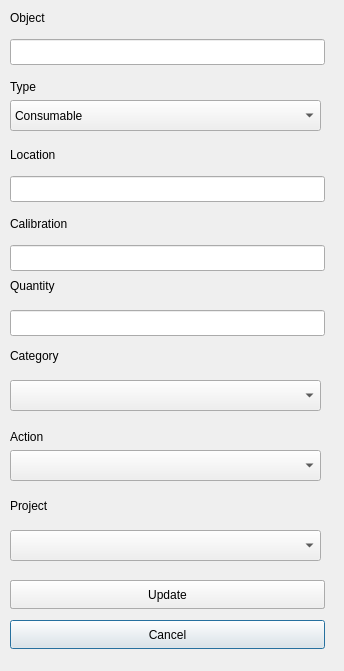
First picture: the form in artifacts/Data_insertion.ui, repository KarimMAJDOUB/GCInO-EM, before the edit.
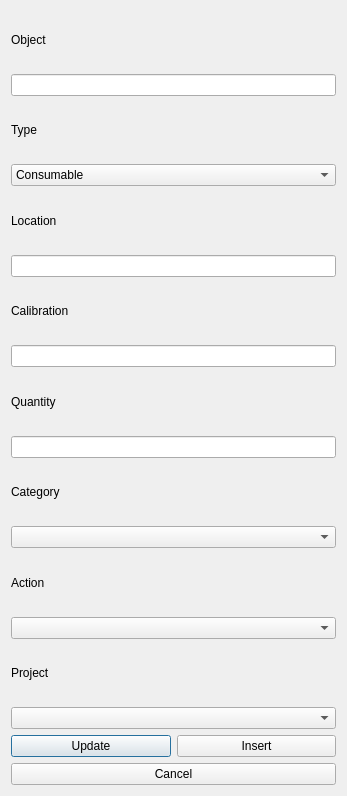
Second picture: the form after the edit.

Commit message:
Layout auto
layout auto in qt designer

Patch:
```diff
--- a/artifacts/Data_insertion.ui
+++ b/artifacts/Data_insertion.ui
@@ -6,104 +6,33 @@
    <rect>
     <x>0</x>
     <y>0</y>
-    <width>344</width>
-    <height>671</height>
+    <width>347</width>
+    <height>796</height>
    </rect>
   </property>
   <property name="windowTitle">
    <string>Dialog</string>
   </property>
+  <layout class="QGridLayout" name="gridLayout">
+   <item row="0" column="0" colspan="2">
   <widget class="QLabel" name="label">
-   <property name="geometry">
-    <rect>
-     <x>10</x>
-     <y>2</y>
-     <width>315</width>
-     <height>31</height>
-    </rect>
-   </property>
    <property name="text">
     <string>Object</string>
    </property>
   </widget>
+   </item>
+   <item row="1" column="0" colspan="2">
+    <widget class="QLineEdit" name="objectText"/>
+   </item>
+   <item row="2" column="0" colspan="2">
   <widget class="QLabel" name="label_2">
-   <property name="geometry">
-    <rect>
-     <x>10</x>
-     <y>71</y>
-     <width>315</width>
-     <height>31</height>
-    </rect>
-   </property>
    <property name="text">
     <string>Type</string>
    </property>
   </widget>
-  <widget class="QLineEdit" name="calibrationText">
-   <property name="geometry">
-    <rect>
-     <x>10</x>
-     <y>245</y>
-     <width>315</width>
-     <height>26</height>
-    </rect>
-   </property>
-  </widget>
-  <widget class="QLineEdit" name="locationText">
-   <property name="geometry">
-    <rect>
-     <x>10</x>
-     <y>176</y>
-     <width>315</width>
-     <height>26</height>
-    </rect>
-   </property>
-  </widget>
-  <widget class="QLabel" name="label_5">
-   <property name="geometry">
-    <rect>
-     <x>10</x>
-     <y>208</y>
-     <width>315</width>
-     <height>31</height>
-    </rect>
-   </property>
-   <property name="text">
-    <string>Calibration</string>
-   </property>
-  </widget>
-  <widget class="QLineEdit" name="objectText">
-   <property name="geometry">
-    <rect>
-     <x>10</x>
-     <y>39</y>
-     <width>315</width>
-     <height>26</height>
-    </rect>
-   </property>
-  </widget>
-  <widget class="QLabel" name="label_3">
-   <property name="geometry">
-    <rect>
-     <x>10</x>
-     <y>140</y>
-     <width>315</width>
-     <height>30</height>
-    </rect>
-   </property>
-   <property name="text">
-    <string>Location</string>
-   </property>
-  </widget>
+   </item>
+   <item row="3" column="0" colspan="2">
   <widget class="QComboBox" name="TypeBox">
-   <property name="geometry">
-    <rect>
-     <x>10</x>
-     <y>100</y>
-     <width>311</width>
-     <height>31</height>
-    </rect>
-   </property>
    <item>
     <property name="text">
      <string>Consumable</string>
@@ -115,142 +44,72 @@
     </property>
    </item>
   </widget>
+   </item>
+   <item row="4" column="0" colspan="2">
+    <widget class="QLabel" name="label_3">
+     <property name="text">
+      <string>Location</string>
+     </property>
+    </widget>
+   </item>
+   <item row="5" column="0" colspan="2">
+    <widget class="QLineEdit" name="locationText"/>
+   </item>
+   <item row="6" column="0" colspan="2">
+    <widget class="QLabel" name="label_5">
+     <property name="text">
+      <string>Calibration</string>
+     </property>
+    </widget>
+   </item>
+   <item row="7" column="0" colspan="2">
+    <widget class="QLineEdit" name="calibrationText"/>
+   </item>
+   <item row="8" column="0" colspan="2">
   <widget class="QLabel" name="label_6">
-   <property name="geometry">
-    <rect>
-     <x>10</x>
-     <y>270</y>
-     <width>315</width>
-     <height>31</height>
-    </rect>
-   </property>
    <property name="text">
     <string>Quantity</string>
    </property>
   </widget>
-  <widget class="QLineEdit" name="quantityText">
-   <property name="geometry">
-    <rect>
-     <x>10</x>
-     <y>310</y>
-     <width>315</width>
-     <height>26</height>
-    </rect>
-   </property>
-  </widget>
-  <widget class="QLabel" name="label_4">
-   <property name="geometry">
-    <rect>
-     <x>10</x>
-     <y>490</y>
-     <width>315</width>
-     <height>31</height>
-    </rect>
-   </property>
-   <property name="text">
-    <string>Project</string>
-   </property>
-  </widget>
-  <widget class="QComboBox" name="projectBox">
-   <property name="geometry">
-    <rect>
-     <x>10</x>
-     <y>530</y>
-     <width>311</width>
-     <height>31</height>
-    </rect>
-   </property>
-  </widget>
-  <widget class="QPushButton" name="cancelButton">
-   <property name="geometry">
-    <rect>
-     <x>10</x>
-     <y>620</y>
-     <width>315</width>
-     <height>29</height>
-    </rect>
-   </property>
-   <property name="cursor">
-    <cursorShape>PointingHandCursor</cursorShape>
-   </property>
-   <property name="text">
-    <string>Cancel</string>
-   </property>
-  </widget>
-  <widget class="QPushButton" name="insertButton">
-   <property name="geometry">
-    <rect>
-     <x>10</x>
-     <y>580</y>
-     <width>315</width>
-     <height>29</height>
-    </rect>
-   </property>
-   <property name="cursor">
-    <cursorShape>PointingHandCursor</cursorShape>
-   </property>
-   <property name="text">
-    <string>Insert</string>
-   </property>
-  </widget>
-  <widget class="QLabel" name="label_7">
-   <property name="geometry">
-    <rect>
-     <x>10</x>
-     <y>421</y>
-     <width>315</width>
-     <height>31</height>
-    </rect>
-   </property>
-   <property name="text">
-    <string>Action</string>
-   </property>
-  </widget>
-  <widget class="QComboBox" name="actionBox">
-   <property name="geometry">
-    <rect>
-     <x>10</x>
-     <y>450</y>
-     <width>311</width>
-     <height>31</height>
-    </rect>
-   </property>
-  </widget>
-  <widget class="QComboBox" name="categoryBox">
-   <property name="geometry">
-    <rect>
-     <x>10</x>
-     <y>380</y>
-     <width>311</width>
-     <height>31</height>
-    </rect>
-   </property>
-  </widget>
+   </item>
+   <item row="9" column="0" colspan="2">
+    <widget class="QLineEdit" name="quantityText"/>
+   </item>
+   <item row="10" column="0" colspan="2">
   <widget class="QLabel" name="label_8">
-   <property name="geometry">
-    <rect>
-     <x>10</x>
-     <y>340</y>
-     <width>315</width>
-     <height>31</height>
-    </rect>
-   </property>
    <property name="text">
     <string>Category</string>
    </property>
   </widget>
+   </item>
+   <item row="11" column="0" colspan="2">
+    <widget class="QComboBox" name="categoryBox"/>
+   </item>
+   <item row="12" column="0" colspan="2">
+    <widget class="QLabel" name="label_7">
+     <property name="text">
+      <string>Action</string>
+     </property>
+    </widget>
+   </item>
+   <item row="13" column="0" colspan="2">
+    <widget class="QComboBox" name="actionBox"/>
+   </item>
+   <item row="14" column="0" colspan="2">
+    <widget class="QLabel" name="label_4">
+     <property name="text">
+      <string>Project</string>
+     </property>
+    </widget>
+   </item>
+   <item row="15" column="0" colspan="2">
+    <widget class="QComboBox" name="projectBox"/>
+   </item>
+   <item row="16" column="0">
   <widget class="QPushButton" name="updateButton">
    <property name="enabled">
     <bool>true</bool>
    </property>
-   <property name="geometry">
-    <rect>
-     <x>10</x>
-     <y>580</y>
-     <width>315</width>
-     <height>29</height>
-    </rect>
-   </property>
    <property name="cursor">
     <cursorShape>PointingHandCursor</cursorShape>
    </property>
@@ -258,6 +117,28 @@
     <string>Update</string>
    </property>
   </widget>
+   </item>
+   <item row="16" column="1">
+    <widget class="QPushButton" name="insertButton">
+     <property name="cursor">
+      <cursorShape>PointingHandCursor</cursorShape>
+     </property>
+     <property name="text">
+      <string>Insert</string>
+     </property>
+    </widget>
+   </item>
+   <item row="17" column="0" colspan="2">
+    <widget class="QPushButton" name="cancelButton">
+     <property name="cursor">
+      <cursorShape>PointingHandCursor</cursorShape>
+     </property>
+     <property name="text">
+      <string>Cancel</string>
+     </property>
+    </widget>
+   </item>
+  </layout>
  </widget>
  <resources/>
  <connections/>
```
Lines whose indentation alone changed are shown as unchanged. The commit also changes 38 other files.
